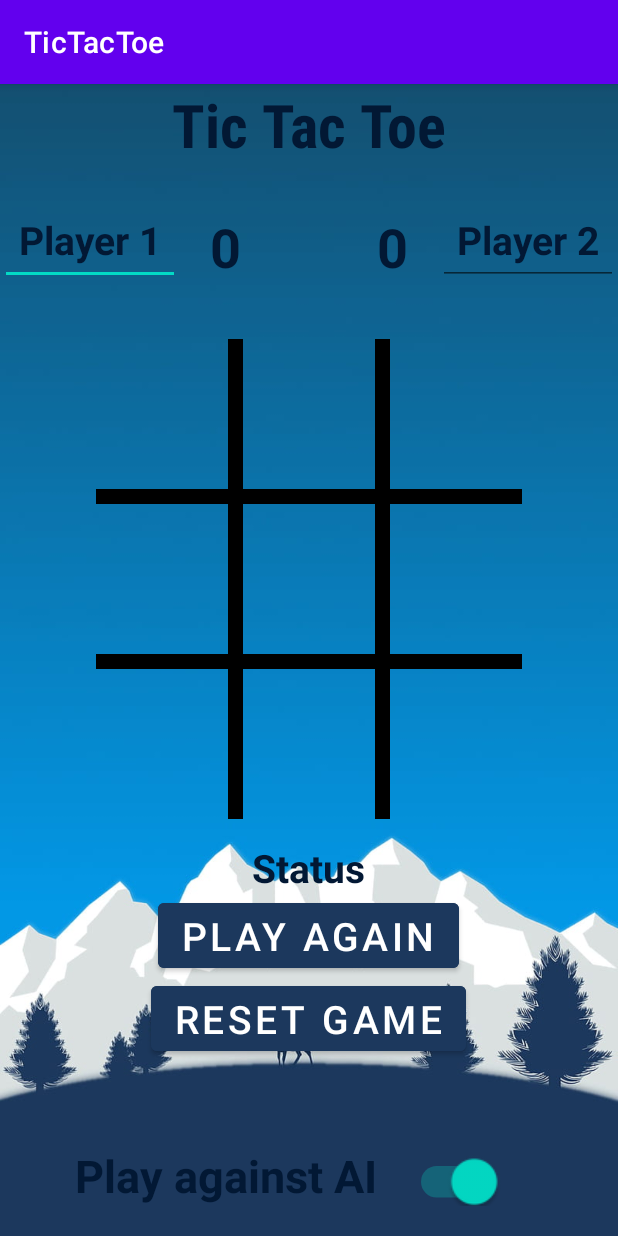
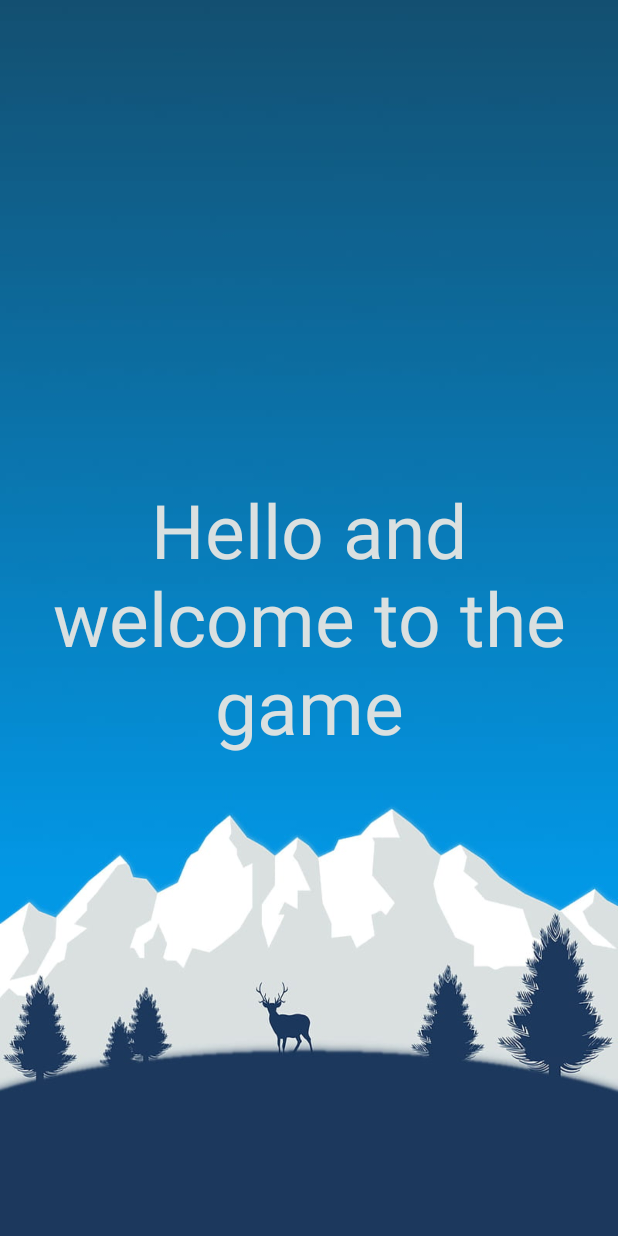
Before and after one commit to hix160/TicTacToeV2, an Android app: the first screen one second after launch (MainActivity before the commit, SplashScreen after it), on a phone screen of 412 x 824 dp. Run offline under Robolectric (Android 15) with nearby library versions, the phone set to English and light mode, and no system bars.

Commit message:
MainActivity code

```diff
--- a/app/build.gradle
+++ b/app/build.gradle
@@ -30,6 +30,9 @@ android {
     kotlinOptions {
         jvmTarget = '1.8'
     }
+    buildFeatures {
+        viewBinding true
+    }
 }
 
 dependencies {
@@ -38,6 +41,8 @@ dependencies {
     implementation 'androidx.appcompat:appcompat:1.6.1'
     implementation 'com.google.android.material:material:1.8.0'
     implementation 'androidx.constraintlayout:constraintlayout:2.1.4'
+    implementation 'androidx.navigation:navigation-fragment-ktx:2.5.3'
+    implementation 'androidx.navigation:navigation-ui-ktx:2.5.3'
     testImplementation 'junit:junit:4.13.2'
     androidTestImplementation 'androidx.test.ext:junit:1.1.5'
     androidTestImplementation 'androidx.test.espresso:espresso-core:3.5.1'
--- a/app/src/main/java/com/example/tictactoe/MainActivity.kt
+++ b/app/src/main/java/com/example/tictactoe/MainActivity.kt
@@ -153,7 +153,7 @@ class MainActivity : AppCompatActivity() {
         for (i in buttons.indices) {
             gameState[i] = 2
             buttons[i].text = ""
-            buttons[i].setBackgroundColor(btnDfltCol)
+
         }
         status.text = "Status"
     }
--- /dev/null
+++ b/app/src/main/java/com/example/tictactoe/SpalshScreen.kt
@@ -0,0 +1,27 @@
+package com.example.tictactoe
+
+import android.content.Intent
+import android.graphics.ImageDecoder
+import androidx.appcompat.app.AppCompatActivity
+import android.os.Bundle
+import android.os.Handler
+import android.os.Looper
+import android.view.WindowManager
+
+class SplashScreen : AppCompatActivity() {
+    override fun onCreate(savedInstanceState: Bundle?) {
+        super.onCreate(savedInstanceState)
+        setContentView(R.layout.activity_spalsh_screen)
+
+        window.setFlags(
+            WindowManager.LayoutParams.FLAG_FULLSCREEN,
+            WindowManager.LayoutParams.FLAG_FULLSCREEN
+        )
+
+        Handler(Looper.getMainLooper()).postDelayed({
+            val intent = Intent(this, MainActivity::class.java)
+            startActivity(intent)
+            finish()
+        }, 3000)
+    }
+}
--- /dev/null
+++ b/app/src/main/res/layout/activity_spalsh_screen.xml
@@ -0,0 +1,29 @@
+<?xml version="1.0" encoding="utf-8"?>
+<RelativeLayout
+    xmlns:android="http://schemas.android.com/apk/res/android"
+    xmlns:app="http://schemas.android.com/apk/res-auto"
+    xmlns:tools="http://schemas.android.com/tools"
+    android:layout_width="match_parent"
+    android:layout_height="match_parent"
+    tools:context=".SplashScreen"
+    android:background="@drawable/background"
+
+    >
+
+    <TextView
+
+        android:layout_width="wrap_content"
+        android:layout_height="wrap_content"
+        android:layout_centerInParent="true"
+        android:layout_centerHorizontal="true"
+        android:paddingVertical="20dp"
+        android:text="Hello and welcome to the game"
+        android:textAlignment="center"
+        android:textColor="@color/btn_changed_color"
+        android:textSize="50sp"
+        app:layout_constraintBottom_toBottomOf="parent"
+        app:layout_constraintEnd_toEndOf="parent"
+        app:layout_constraintStart_toStartOf="parent"
+        app:layout_constraintTop_toTopOf="parent" />
+
+</RelativeLayout>
--- /dev/null
+++ b/app/src/main/res/values-land/dimens.xml
@@ -0,0 +1,3 @@
+<resources>
+      <dimen name="fab_margin">48dp</dimen>
+   </resources>
--- /dev/null
+++ b/app/src/main/res/values-w1240dp/dimens.xml
@@ -0,0 +1,3 @@
+<resources>
+      <dimen name="fab_margin">200dp</dimen>
+   </resources>
--- /dev/null
+++ b/app/src/main/res/values-w600dp/dimens.xml
@@ -0,0 +1,3 @@
+<resources>
+      <dimen name="fab_margin">48dp</dimen>
+   </resources>
--- /dev/null
+++ b/app/src/main/res/values/dimens.xml
@@ -0,0 +1,3 @@
+<resources>
+      <dimen name="fab_margin">16dp</dimen>
+   </resources>
--- a/app/src/main/res/values/themes.xml
+++ b/app/src/main/res/values/themes.xml
@@ -13,4 +13,10 @@
         <item name="android:statusBarColor">?attr/colorPrimaryVariant</item>
         <!-- Customize your theme here. -->
     </style>
+    <style name="Theme.TicTacToe.NoActionBar">
+        <item name="windowActionBar">false</item>
+        <item name="windowNoTitle">true</item>
+    </style>
+    <style name="Theme.TicTacToe.AppBarOverlay" parent="ThemeOverlay.AppCompat.Dark.ActionBar" />
+    <style name="Theme.TicTacToe.PopupOverlay" parent="ThemeOverlay.AppCompat.Light" />
 </resources>
```
Also changed, not shown: app/src/main/AndroidManifest.xml (+11 -2 lines), app/src/main/res/values/strings.xml (+9 -0 lines).
